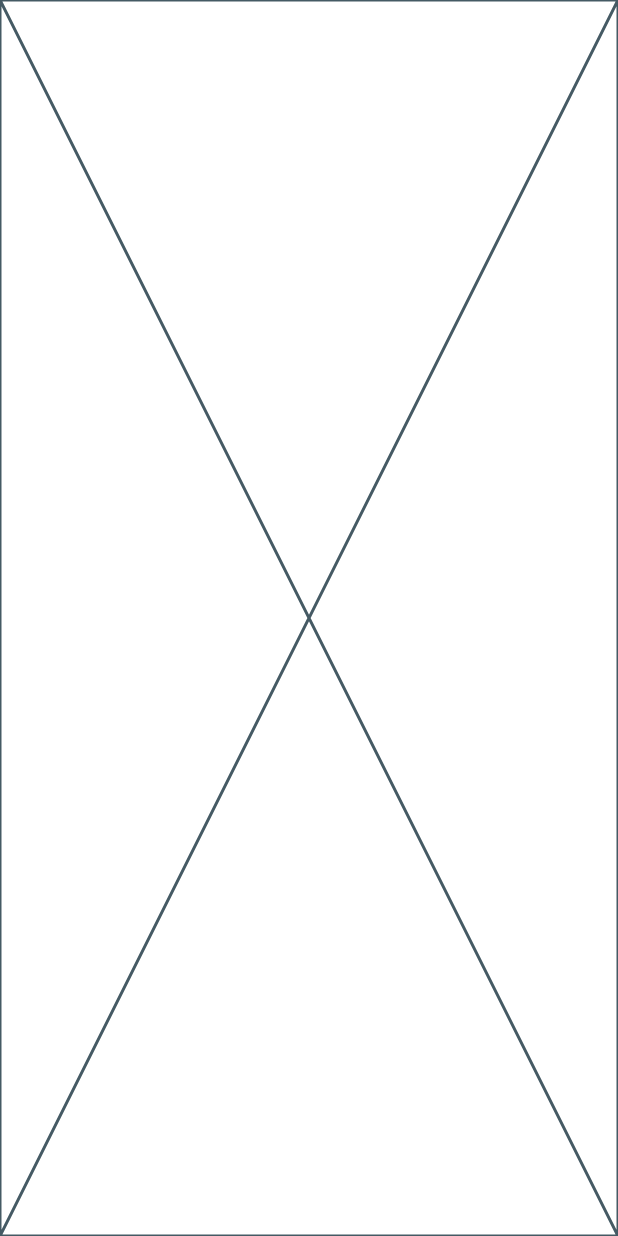
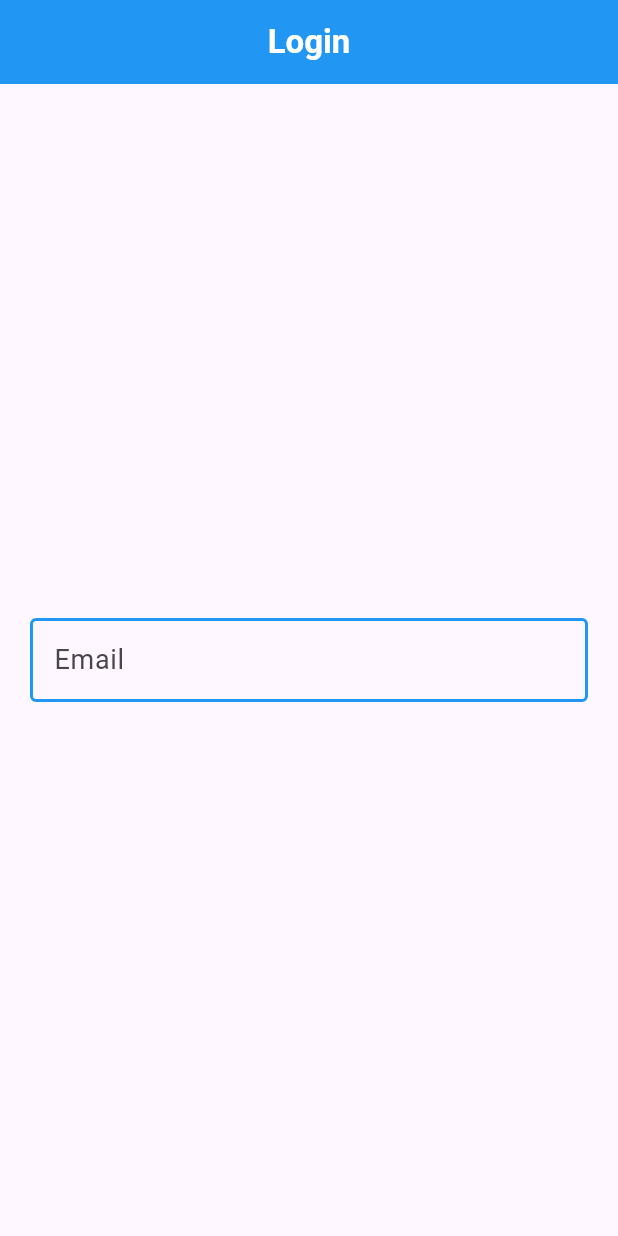
Before and after one commit to alhasann351/flutter_getx_mvvm_mvc_pattern, a Flutter app: the screen it shows after launch, on a phone screen of 412 x 824 dp. Run offline on Flutter 3.47's test engine with Material 3 defaults, Android fonts, the light colour scheme and no system bars; our stand-ins replace fluttertoast, get.

Commit message:
email-text-form-field-design

```diff
--- a/lib/resources/colors/app_colors.dart
+++ b/lib/resources/colors/app_colors.dart
@@ -8,4 +8,6 @@ class AppColors{
   static const Color snackBarTextColor = Colors.white;
   static const Color splashBackgroundColor = Colors.blue;
   static const Color splashTextColor = Colors.white;
+  static const Color appbarIconColor = Colors.white;
+  static const Color emailTextFormFieldColor = Colors.blue;
 }
--- a/lib/resources/localization/languages.dart
+++ b/lib/resources/localization/languages.dart
@@ -8,6 +8,9 @@ class Languages extends Translations{
       'internet_exception' : 'No internet connection\n Please check your internet\n connection',
       'general_exception' : 'We are unable to process request\n Please try again',
       'splash_text' : 'Welcome Back',
+      'login_appbar_text' : 'Login',
+      'email_hint' : 'Email',
+      'password_hint' : 'Password',
     },
     'bn_BN' : {
       'app_bar_text' : 'GetX এমভিভিএম/এমভিসি প্যাটার্ন',
--- a/lib/view/login/login_screen.dart
+++ b/lib/view/login/login_screen.dart
@@ -1,4 +1,7 @@
 import 'package:flutter/material.dart';
+import 'package:flutter_getx_mvvm_mvc_pattern/resources/colors/app_colors.dart';
+import 'package:flutter_getx_mvvm_mvc_pattern/view_models/controller/login_view_model.dart';
+import 'package:get/get.dart';
 
 class LoginScreen extends StatefulWidget {
   const LoginScreen({super.key});
@@ -8,8 +11,59 @@ class LoginScreen extends StatefulWidget {
 }
 
 class _LoginScreenState extends State<LoginScreen> {
+  final loginViewModel = Get.put(LoginViewModel());
+
   @override
   Widget build(BuildContext context) {
-    return const Placeholder();
+    return Scaffold(
+      appBar: AppBar(
+        /*iconTheme: const IconThemeData(
+          color: AppColors.appbarIconColor
+        ),*/
+        automaticallyImplyLeading: false,
+        centerTitle: true,
+        backgroundColor: Colors.blue,
+        title: Text(
+          'login_appbar_text'.tr,
+          style: const TextStyle(
+            fontSize: 22,
+            fontWeight: FontWeight.bold,
+            color: Colors.white,
+          ),
+        ),
+      ),
+      body: Padding(
+        padding: const EdgeInsets.symmetric(horizontal: 20),
+        child: Column(
+          crossAxisAlignment: CrossAxisAlignment.center,
+          mainAxisAlignment: MainAxisAlignment.center,
+          children: [
+            TextFormField(
+              controller: loginViewModel.emailController.value,
+              focusNode: loginViewModel.emailFocusNode.value,
+              decoration: InputDecoration(
+                //hintText: 'email_hint'.tr,
+                enabledBorder: const OutlineInputBorder(
+                  borderSide: BorderSide(
+                    color: AppColors.emailTextFormFieldColor,
+                    width: 2,
+                  ),
+                ),
+                focusedBorder: const OutlineInputBorder(
+                  borderSide: BorderSide(
+                    color: AppColors.emailTextFormFieldColor,
+                    width: 2,
+                  ),
+                ),
+                labelText: 'email_hint'.tr,
+                labelStyle: const TextStyle(
+                  fontSize: 18,
+                ),
+              ),
+            ),
+          ],
+        ),
+      ),
+    );
   }
 }
--- /dev/null
+++ b/lib/view_models/controller/login_view_model.dart
@@ -0,0 +1,10 @@
+import 'package:flutter/cupertino.dart';
+import 'package:get/get.dart';
+
+class LoginViewModel extends GetxController{
+  final emailController = TextEditingController().obs;
+  final passwordController = TextEditingController().obs;
+
+  final emailFocusNode = FocusNode().obs;
+  final passwordFocusNode = FocusNode().obs;
+}
```
